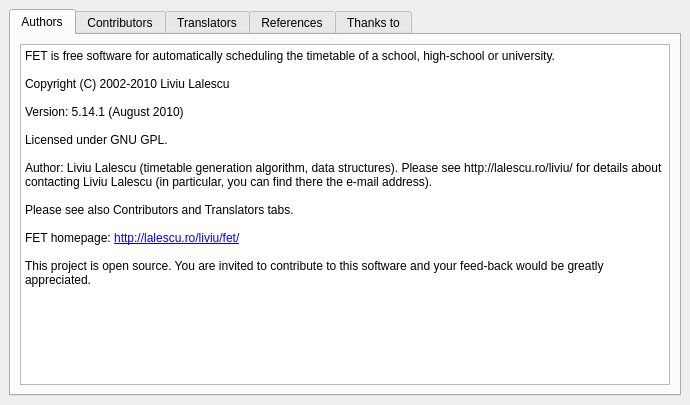
Above: fet/src/interface/helpaboutform_template.ui from vonmecheln/fet before the change. Below: the same form after it.
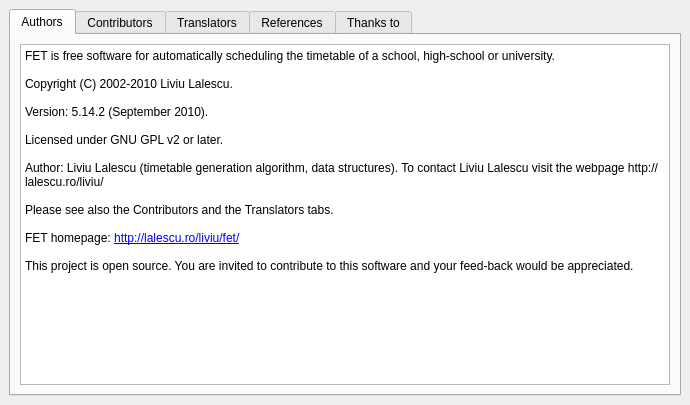
That is the form after the change. The open tabs and pages were chosen to show the change.

What changed in the file:
```diff
--- a/fet/src/interface/helpaboutform_template.ui
+++ b/fet/src/interface/helpaboutform_template.ui
@@ -45,19 +45,19 @@
 &lt;/style&gt;&lt;/head&gt;&lt;body style=&quot; font-family:'Sans Serif'; font-size:10pt; font-weight:400; font-style:normal;&quot;&gt;
 &lt;p style=&quot; margin-top:0px; margin-bottom:0px; margin-left:0px; margin-right:0px; -qt-block-indent:0; text-indent:0px;&quot;&gt;&lt;span style=&quot; font-size:9pt;&quot;&gt;FET is free software for automatically scheduling the timetable of a school, high-school or university.&lt;/span&gt;&lt;/p&gt;
 &lt;p style=&quot;-qt-paragraph-type:empty; margin-top:0px; margin-bottom:0px; margin-left:0px; margin-right:0px; -qt-block-indent:0; text-indent:0px; font-size:9pt;&quot;&gt;&lt;/p&gt;
-&lt;p style=&quot; margin-top:0px; margin-bottom:0px; margin-left:0px; margin-right:0px; -qt-block-indent:0; text-indent:0px;&quot;&gt;&lt;span style=&quot; font-size:9pt;&quot;&gt;Copyright (C) 2002-2010 Liviu Lalescu&lt;/span&gt;&lt;/p&gt;
+&lt;p style=&quot; margin-top:0px; margin-bottom:0px; margin-left:0px; margin-right:0px; -qt-block-indent:0; text-indent:0px;&quot;&gt;&lt;span style=&quot; font-size:9pt;&quot;&gt;Copyright (C) 2002-2010 Liviu Lalescu.&lt;/span&gt;&lt;/p&gt;
 &lt;p style=&quot;-qt-paragraph-type:empty; margin-top:0px; margin-bottom:0px; margin-left:0px; margin-right:0px; -qt-block-indent:0; text-indent:0px; font-size:9pt;&quot;&gt;&lt;/p&gt;
-&lt;p style=&quot; margin-top:0px; margin-bottom:0px; margin-left:0px; margin-right:0px; -qt-block-indent:0; text-indent:0px;&quot;&gt;&lt;span style=&quot; font-size:9pt;&quot;&gt;Version: 5.14.1 (August 2010)&lt;/span&gt;&lt;/p&gt;
+&lt;p style=&quot; margin-top:0px; margin-bottom:0px; margin-left:0px; margin-right:0px; -qt-block-indent:0; text-indent:0px;&quot;&gt;&lt;span style=&quot; font-size:9pt;&quot;&gt;Version: 5.14.2 (September 2010).&lt;/span&gt;&lt;/p&gt;
 &lt;p style=&quot;-qt-paragraph-type:empty; margin-top:0px; margin-bottom:0px; margin-left:0px; margin-right:0px; -qt-block-indent:0; text-indent:0px; font-size:9pt;&quot;&gt;&lt;/p&gt;
-&lt;p style=&quot; margin-top:0px; margin-bottom:0px; margin-left:0px; margin-right:0px; -qt-block-indent:0; text-indent:0px;&quot;&gt;&lt;span style=&quot; font-size:9pt;&quot;&gt;Licensed under GNU GPL.&lt;/span&gt;&lt;/p&gt;
+&lt;p style=&quot; margin-top:0px; margin-bottom:0px; margin-left:0px; margin-right:0px; -qt-block-indent:0; text-indent:0px;&quot;&gt;&lt;span style=&quot; font-size:9pt;&quot;&gt;Licensed under GNU GPL v2 or later.&lt;/span&gt;&lt;/p&gt;
 &lt;p style=&quot;-qt-paragraph-type:empty; margin-top:0px; margin-bottom:0px; margin-left:0px; margin-right:0px; -qt-block-indent:0; text-indent:0px; font-size:9pt;&quot;&gt;&lt;/p&gt;
-&lt;p style=&quot; margin-top:0px; margin-bottom:0px; margin-left:0px; margin-right:0px; -qt-block-indent:0; text-indent:0px;&quot;&gt;&lt;span style=&quot; font-size:9pt;&quot;&gt;Author: Liviu Lalescu (timetable generation algorithm, data structures). Please see http://lalescu.ro/liviu/ for details about contacting Liviu Lalescu (in particular, you can find there the e-mail address).&lt;/span&gt;&lt;/p&gt;
+&lt;p style=&quot; margin-top:0px; margin-bottom:0px; margin-left:0px; margin-right:0px; -qt-block-indent:0; text-indent:0px;&quot;&gt;&lt;span style=&quot; font-size:9pt;&quot;&gt;Author: Liviu Lalescu (timetable generation algorithm, data structures). To contact Liviu Lalescu visit the webpage http://lalescu.ro/liviu/&lt;/span&gt;&lt;/p&gt;
 &lt;p style=&quot;-qt-paragraph-type:empty; margin-top:0px; margin-bottom:0px; margin-left:0px; margin-right:0px; -qt-block-indent:0; text-indent:0px; font-size:9pt;&quot;&gt;&lt;/p&gt;
-&lt;p style=&quot; margin-top:0px; margin-bottom:0px; margin-left:0px; margin-right:0px; -qt-block-indent:0; text-indent:0px;&quot;&gt;&lt;span style=&quot; font-size:9pt;&quot;&gt;Please see also Contributors and Translators tabs.&lt;/span&gt;&lt;/p&gt;
+&lt;p style=&quot; margin-top:0px; margin-bottom:0px; margin-left:0px; margin-right:0px; -qt-block-indent:0; text-indent:0px;&quot;&gt;&lt;span style=&quot; font-size:9pt;&quot;&gt;Please see also the Contributors and the Translators tabs.&lt;/span&gt;&lt;/p&gt;
 &lt;p style=&quot;-qt-paragraph-type:empty; margin-top:0px; margin-bottom:0px; margin-left:0px; margin-right:0px; -qt-block-indent:0; text-indent:0px; font-size:9pt;&quot;&gt;&lt;/p&gt;
 &lt;p style=&quot; margin-top:0px; margin-bottom:0px; margin-left:0px; margin-right:0px; -qt-block-indent:0; text-indent:0px;&quot;&gt;&lt;span style=&quot; font-size:9pt;&quot;&gt;FET homepage: &lt;/span&gt;&lt;a href=&quot;http://lalescu.ro/liviu/fet/&quot;&gt;&lt;span style=&quot; font-size:9pt; text-decoration: underline; color:#0000ff;&quot;&gt;http://lalescu.ro/liviu/fet/&lt;/span&gt;&lt;/a&gt;&lt;/p&gt;
 &lt;p style=&quot;-qt-paragraph-type:empty; margin-top:0px; margin-bottom:0px; margin-left:0px; margin-right:0px; -qt-block-indent:0; text-indent:0px; font-size:9pt;&quot;&gt;&lt;/p&gt;
-&lt;p style=&quot; margin-top:0px; margin-bottom:0px; margin-left:0px; margin-right:0px; -qt-block-indent:0; text-indent:0px;&quot;&gt;&lt;span style=&quot; font-size:9pt;&quot;&gt;This project is open source. You are invited to contribute to this software and your feed-back would be greatly appreciated.&lt;/span&gt;&lt;/p&gt;
+&lt;p style=&quot; margin-top:0px; margin-bottom:0px; margin-left:0px; margin-right:0px; -qt-block-indent:0; text-indent:0px;&quot;&gt;&lt;span style=&quot; font-size:9pt;&quot;&gt;This project is open source. You are invited to contribute to this software and your feed-back would be appreciated.&lt;/span&gt;&lt;/p&gt;
 &lt;p style=&quot;-qt-paragraph-type:empty; margin-top:0px; margin-bottom:0px; margin-left:0px; margin-right:0px; -qt-block-indent:0; text-indent:0px; font-size:9pt;&quot;&gt;&lt;/p&gt;&lt;/body&gt;&lt;/html&gt;</string>
          </property>
         </widget>
```
Left out of the diff: 7 changed lines with no effect on the pictures.
